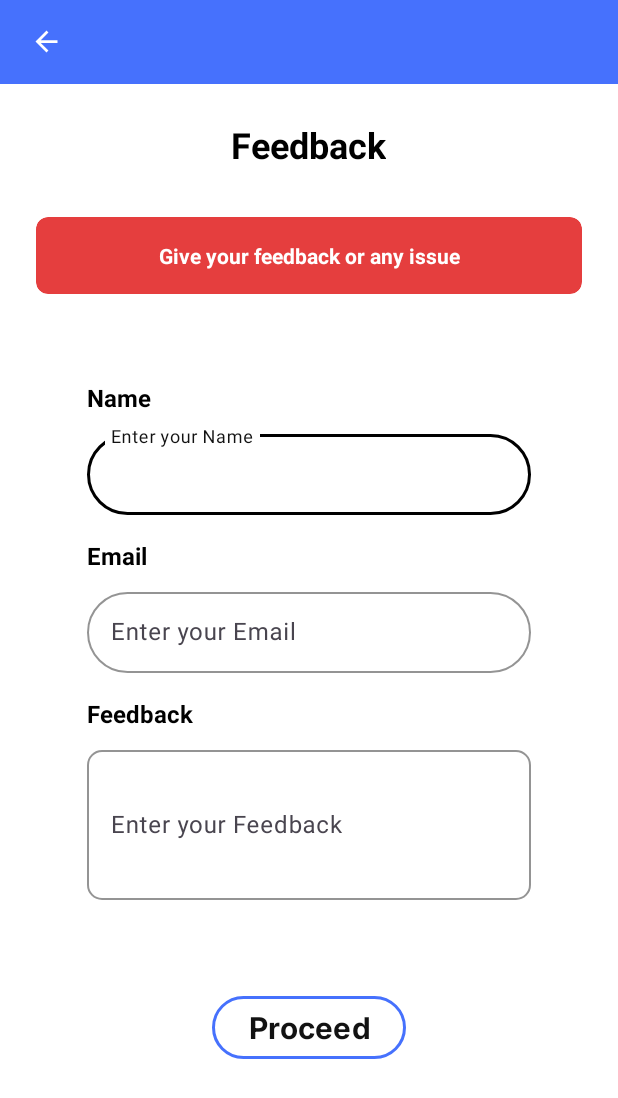
After one commit to GACK731/ParkZone, an Android app: the layout feedback.xml on its own in the app's theme, with its tools: preview values and no code run, on a phone screen of 412 x 824 dp. The commit adds this screen. Shown: the top 1098 px of the screen. Run offline under Robolectric (Android 15) with nearby library versions, the phone set to English and light mode, and no system bars.

Commit message:
Design feedback layout

```diff
--- a/app/src/main/java/com/s23010344/parkzone/AddParkActivity.java
+++ b/app/src/main/java/com/s23010344/parkzone/AddParkActivity.java
@@ -1,13 +1,20 @@
 package com.s23010344.parkzone;
 
 import android.content.Intent;
+import android.net.Uri;
 import android.os.Bundle;
 import android.widget.ImageView;
+import android.widget.Toast;
 
+import androidx.activity.result.ActivityResultLauncher;
+import androidx.activity.result.contract.ActivityResultContracts;
 import androidx.appcompat.app.AppCompatActivity;
+import androidx.cardview.widget.CardView;
 
 public class AddParkActivity extends AppCompatActivity {
     private ImageView btnBack;
+    private CardView cardUploadImages;
+
 
     @Override
     protected void onCreate(Bundle savedInstanceState) {
@@ -21,6 +28,8 @@ public class AddParkActivity extends AppCompatActivity {
             finish();
         });
 
+
     }
 
+
 }
--- /dev/null
+++ b/app/src/main/java/com/s23010344/parkzone/FeedbackActivity.java
@@ -0,0 +1,4 @@
+package com.s23010344.parkzone;
+
+public class FeedbackActivity {
+}
--- a/app/src/main/res/layout/add_parking_place.xml
+++ b/app/src/main/res/layout/add_parking_place.xml
@@ -83,7 +83,7 @@
                 android:layout_width="wrap_content"
                 android:layout_height="wrap_content"
                 android:text="Rules and Regulations.pdf"
-                android:textSize="14sp"
+                android:textSize="16sp"
                 android:textColor="@color/theme_color"
                 android:layout_marginBottom="32dp"
                 android:clickable="true"
@@ -92,7 +92,7 @@
 
             <!-- Upload Images Card -->
             <androidx.cardview.widget.CardView
-                android:id="@+id/card_upload_images"
+                android:id="@+id/cardUploadImage"
                 android:layout_width="match_parent"
                 android:layout_height="120dp"
                 android:layout_marginBottom="16dp"
--- /dev/null
+++ b/app/src/main/res/layout/feedback.xml
@@ -0,0 +1,215 @@
+<?xml version="1.0" encoding="utf-8"?>
+<androidx.constraintlayout.widget.ConstraintLayout xmlns:android="http://schemas.android.com/apk/res/android"
+    xmlns:app="http://schemas.android.com/apk/res-auto"
+    xmlns:tools="http://schemas.android.com/tools"
+    android:layout_width="match_parent"
+    android:layout_height="match_parent"
+    android:background="@android:color/white">
+
+    <!-- Header with back button -->
+    <LinearLayout
+        android:id="@+id/header"
+        android:layout_width="match_parent"
+        android:layout_height="56dp"
+        android:background="@color/theme_color"
+        android:orientation="horizontal"
+        android:gravity="center_vertical"
+        android:paddingHorizontal="16dp"
+        app:layout_constraintTop_toTopOf="parent"
+        app:layout_constraintStart_toStartOf="parent"
+        app:layout_constraintEnd_toEndOf="parent">
+
+        <ImageView
+            android:id="@+id/btnBack"
+            android:layout_width="30dp"
+            android:layout_height="30dp"
+            android:src="@drawable/back_icon"
+            app:tint="@color/white"
+            android:background="?attr/selectableItemBackgroundBorderless"
+            android:padding="4dp" />
+
+    </LinearLayout>
+
+    <!-- Main Content -->
+    <ScrollView
+        android:layout_width="match_parent"
+        android:layout_height="0dp"
+        android:fillViewport="true"
+        app:layout_constraintTop_toBottomOf="@id/header"
+        app:layout_constraintBottom_toBottomOf="parent"
+        app:layout_constraintStart_toStartOf="parent"
+        app:layout_constraintEnd_toEndOf="parent">
+
+        <LinearLayout
+            android:layout_width="match_parent"
+            android:layout_height="wrap_content"
+            android:orientation="vertical"
+            android:padding="24dp">
+
+            <!-- Title -->
+            <TextView
+                android:layout_width="wrap_content"
+                android:layout_height="wrap_content"
+                android:text="Feedback"
+                android:textSize="24sp"
+                android:textStyle="bold"
+                android:textColor="@android:color/black"
+                android:layout_gravity="center"
+                android:layout_marginBottom="32dp" />
+
+            <!-- Warning Message -->
+            <androidx.cardview.widget.CardView
+                android:layout_width="match_parent"
+                android:layout_height="wrap_content"
+                android:layout_marginBottom="24dp"
+                app:cardCornerRadius="8dp"
+                app:cardBackgroundColor="@color/red_warning"
+                app:cardElevation="0dp"
+                >
+
+                <TextView
+                    android:layout_width="match_parent"
+                    android:layout_height="wrap_content"
+                    android:text="Give your feedback or any issue"
+                    android:textColor="@android:color/white"
+                    android:textSize="14sp"
+                    android:textStyle="bold"
+                    android:padding="16dp"
+                    android:gravity="center_horizontal"/>
+
+            </androidx.cardview.widget.CardView>
+
+
+            <!-- Form Section -->
+            <LinearLayout
+                android:layout_width="match_parent"
+                android:layout_height="wrap_content"
+                android:orientation="vertical"
+                android:padding="34dp"
+
+                android:paddingHorizontal="30dp"
+                app:layout_constraintTop_toBottomOf="@id/profile_section"
+                app:layout_constraintStart_toStartOf="parent"
+                app:layout_constraintEnd_toEndOf="parent">
+
+                <!-- First Name -->
+                <TextView
+                    android:layout_width="wrap_content"
+                    android:layout_height="wrap_content"
+                    android:text="Name"
+                    android:textSize="16sp"
+                    android:textStyle="bold"
+                    android:textColor="@android:color/black"
+                    android:layout_marginBottom="8dp" />
+
+                <com.google.android.material.textfield.TextInputLayout
+                    android:layout_width="match_parent"
+                    android:layout_height="wrap_content"
+                    android:layout_marginBottom="16dp"
+                    app:boxStrokeWidth="1dp"
+                    app:boxStrokeColor="@color/black"
+                    app:boxCornerRadiusTopStart="50dp"
+                    app:boxCornerRadiusTopEnd="50dp"
+                    app:boxCornerRadiusBottomStart="50dp"
+                    app:boxCornerRadiusBottomEnd="50dp">
+
+                    <com.google.android.material.textfield.TextInputEditText
+                        android:id="@+id/txtFirstName"
+                        android:layout_width="match_parent"
+                        android:layout_height="wrap_content"
+                        android:hint="Enter your Name"
+                        android:inputType="textEmailAddress"
+                        android:padding="16dp"
+                        android:textSize="16sp"/>
+
+                </com.google.android.material.textfield.TextInputLayout>
+
+                <!-- Last Name -->
+                <TextView
+                    android:layout_width="wrap_content"
+                    android:layout_height="wrap_content"
+                    android:text="Email"
+                    android:textSize="16sp"
+                    android:textStyle="bold"
+                    android:textColor="@android:color/black"
+                    android:layout_marginBottom="8dp" />
+
+                <com.google.android.material.textfield.TextInputLayout
+                    android:layout_width="match_parent"
+                    android:layout_height="wrap_content"
+                    android:layout_marginBottom="16dp"
+                    app:boxStrokeWidth="1dp"
+                    app:boxStrokeColor="@color/black"
+                    app:boxCornerRadiusTopStart="50dp"
+                    app:boxCornerRadiusTopEnd="50dp"
+                    app:boxCornerRadiusBottomStart="50dp"
+                    app:boxCornerRadiusBottomEnd="50dp">
+
+                    <com.google.android.material.textfield.TextInputEditText
+                        android:id="@+id/txtLastName"
+                        android:layout_width="match_parent"
+                        android:layout_height="wrap_content"
+                        android:hint="Enter your Email"
+                        android:inputType="textEmailAddress"
+                        android:padding="16dp"
+                        android:textSize="16sp"/>
+
+                </com.google.android.material.textfield.TextInputLayout>
+
+                <!-- Email Address -->
+                <TextView
+                    android:layout_width="wrap_content"
+                    android:layout_height="wrap_content"
+                    android:text="Feedback"
+                    android:textSize="16sp"
+                    android:textStyle="bold"
+                    android:textColor="@android:color/black"
+                    android:layout_marginBottom="8dp" />
+
+                <com.google.android.material.textfield.TextInputLayout
+                    android:layout_width="match_parent"
+                    android:layout_height="wrap_content"
+                    android:layout_marginBottom="16dp"
+                    app:boxStrokeWidth="1dp"
+                    app:boxStrokeColor="@color/black"
+                    app:boxCornerRadiusTopStart="10dp"
+                    app:boxCornerRadiusTopEnd="10dp"
+                    app:boxCornerRadiusBottomStart="10dp"
+                    app:boxCornerRadiusBottomEnd="10dp">
+
+                    <com.google.android.material.textfield.TextInputEditText
+                        android:id="@+id/txtEmail"
+                        android:layout_width="match_parent"
+                        android:layout_height="100dp"
+                        android:hint="Enter your Feedback"
+                        android:inputType="textEmailAddress"
+                        android:padding="16dp"
+                        android:textSize="16sp"/>
+
+                </com.google.android.material.textfield.TextInputLayout>
+
+
+            </LinearLayout>
+
+            <!-- Proceed Button -->
+            <LinearLayout
+                android:layout_width="match_parent"
+                android:layout_height="match_parent"
+                android:gravity="center_horizontal">
+                <com.google.android.material.button.MaterialButton
+                    style="@style/Widget.Material3.Button.OutlinedButton"
+                    android:layout_width="wrap_content"
+                    android:layout_height="wrap_content"
+                    android:layout_marginTop="10dp"
+                    android:fontFamily="@font/inter_bold"
+                    android:text="Proceed"
+                    android:textSize="20sp"
+                    app:strokeColor="@color/theme_color"
+                    app:strokeWidth="2dp" />
+            </LinearLayout>
+
+        </LinearLayout>
+
+    </ScrollView>
+
+</androidx.constraintlayout.widget.ConstraintLayout>
```
